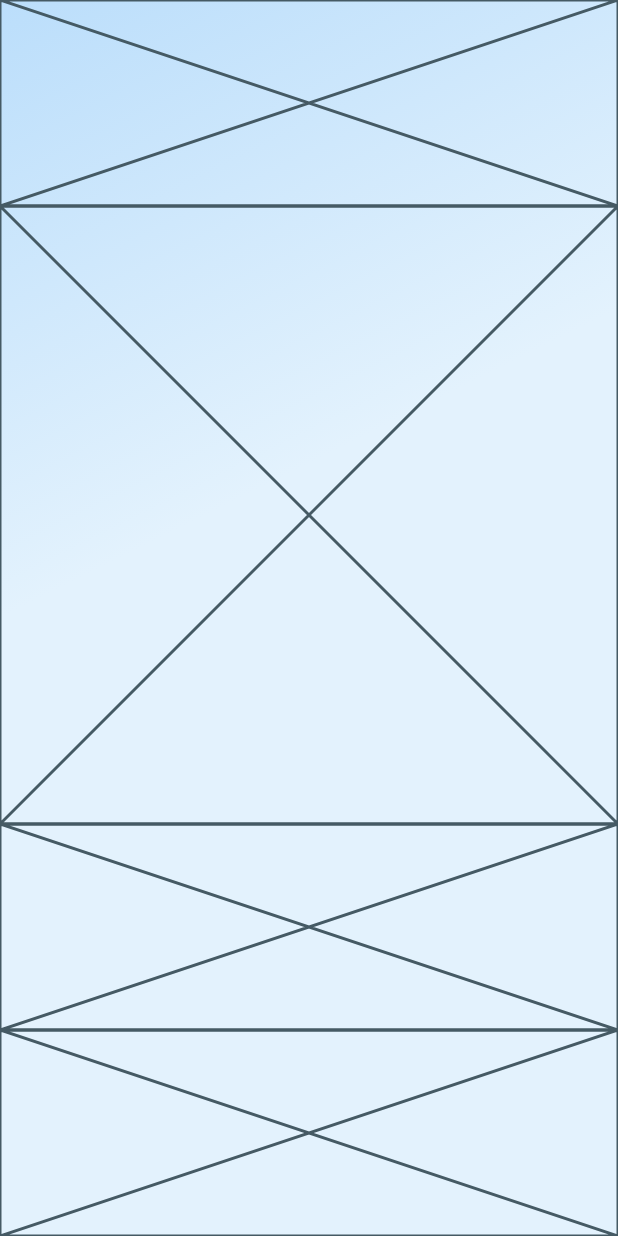
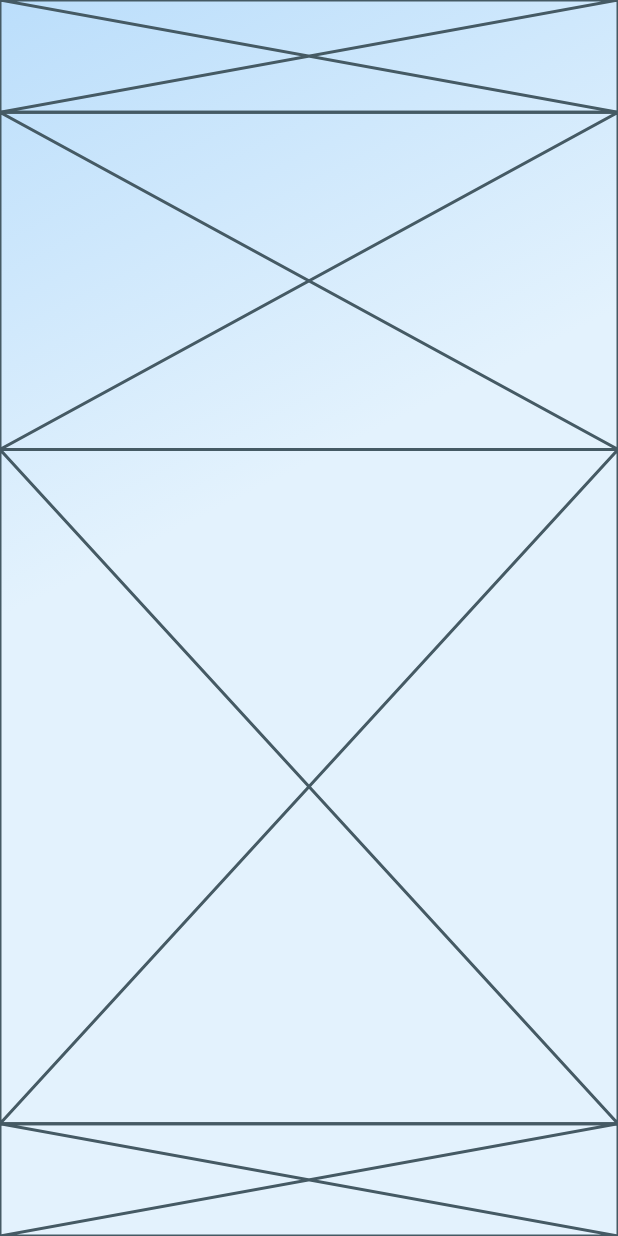
Before and after one commit to JAICHANGPARK/flutter_notebook_8th_story, a Flutter app: the screen it shows after launch, on a phone screen of 412 x 824 dp. Run offline on Flutter 3.47's test engine with Material 2 defaults, Android fonts, the phone set to English and light mode, and no system bars; our stand-ins replace badges, flutter_hooks, google_fonts, hooks_riverpod, state_notifier.

Commit message:
Update linkedin_main_page.dart

```diff
--- a/lib/ep580_linkedin_app/linkedin_main_page.dart
+++ b/lib/ep580_linkedin_app/linkedin_main_page.dart
@@ -30,9 +30,11 @@ class _LinkedinMainPageState extends State<LinkedinMainPage> {
                 child: Placeholder(),
               ),
               Expanded(
+                flex: 6,
                 child: Placeholder(),
               ),
               Expanded(
+                flex: 1,
                 child: Placeholder(),
               ),
 
```
